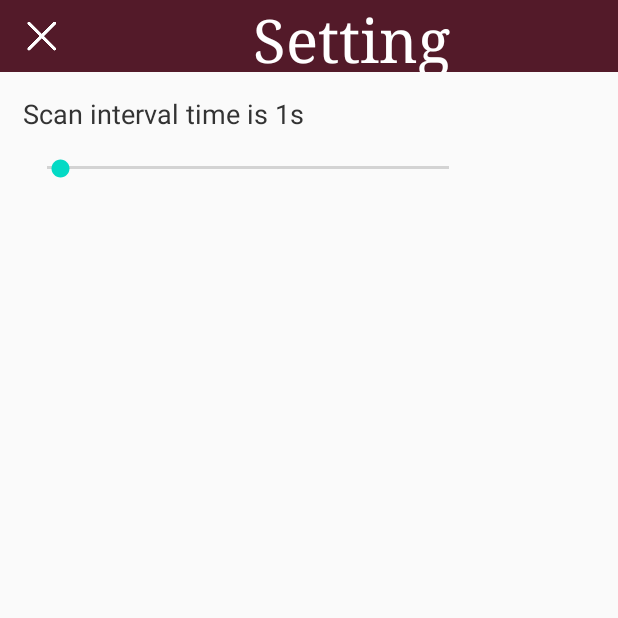
After one commit to PhoneBarcodeScanner/BarcodeScanner, an Android app: the SettingActivity screen opened directly, with no data from a screen before it, on a phone screen of 412 x 824 dp, the top half of it. The commit adds this screen. Run offline under Robolectric (Android 15) with nearby library versions, the phone set to English and light mode, and no system bars.

Commit message:
update-6

```diff
--- a/app/src/main/java/com/example/timbersmartbarcodescanner/BarcodeScannerDB.java
+++ b/app/src/main/java/com/example/timbersmartbarcodescanner/BarcodeScannerDB.java
@@ -5,6 +5,7 @@ import android.content.Context;
 import androidx.room.Database;
 import androidx.room.Room;
 import androidx.room.RoomDatabase;
+
 
 @Database(entities = {Stocktake.class, Area.class, Barcode.class}, version = 1)
 public abstract class BarcodeScannerDB extends RoomDatabase{
@@ -23,7 +24,7 @@ public abstract class BarcodeScannerDB extends RoomDatabase{
         return instance;
     }
 
-     static void closeDatabase() {
+    static void closeDatabase() {
         if (instance != null) {
             instance.close();
             instance = null;
--- /dev/null
+++ b/app/src/main/java/com/example/timbersmartbarcodescanner/SettingActivity.java
@@ -0,0 +1,65 @@
+package com.example.timbersmartbarcodescanner;
+
+import android.content.Context;
+import android.content.SharedPreferences;
+import android.os.Bundle;
+import android.widget.SeekBar;
+import android.widget.TextView;
+
+import androidx.appcompat.app.ActionBar;
+import androidx.appcompat.app.AppCompatActivity;
+import androidx.appcompat.widget.Toolbar;
+
+public class SettingActivity extends AppCompatActivity {
+
+    private Toolbar toolbar;
+    private TextView tvTitle;
+    private TextView tvDesc;
+    private SeekBar sbTime;
+
+    @Override
+    protected void onCreate(Bundle savedInstanceState) {
+        super.onCreate(savedInstanceState);
+        setContentView(R.layout.activity_setting);
+        toolbar = findViewById(R.id.toolbar);
+        tvTitle = findViewById(R.id.tvTitle);
+        tvDesc = findViewById(R.id.tvDesc);
+        sbTime = findViewById(R.id.sbTime);
+        setSupportActionBar(toolbar);
+        ActionBar actionBar = getSupportActionBar();
+        if (tvTitle != null) {
+            tvTitle.setText("Setting");
+        }
+        if (actionBar != null) {
+            actionBar.setHomeAsUpIndicator(R.mipmap.ic_back);
+            actionBar.setDisplayShowTitleEnabled(false);
+            actionBar.setDisplayHomeAsUpEnabled(true);
+        }
+        toolbar.setNavigationOnClickListener(view -> finish());
+
+
+        SharedPreferences sp = getSharedPreferences("Scan interval", Context.MODE_PRIVATE);
+        SharedPreferences.Editor editor = sp.edit();
+        sbTime.setOnSeekBarChangeListener(new SeekBar.OnSeekBarChangeListener() {
+            @Override
+            public void onProgressChanged(SeekBar seekBar, int progress, boolean fromUser) {
+                int ii = progress + 1;
+                tvDesc.setText("Scan interval time is " + ii + "s");
+                editor.putLong("Scan interval time", ii * 1000);
+                editor.apply();
+            }
+
+            @Override
+            public void onStartTrackingTouch(SeekBar seekBar) {
+
+            }
+
+            @Override
+            public void onStopTrackingTouch(SeekBar seekBar) {
+
+            }
+        });
+    }
+
+
+}
--- /dev/null
+++ b/app/src/main/res/layout/activity_setting.xml
@@ -0,0 +1,52 @@
+<?xml version="1.0" encoding="utf-8"?>
+<androidx.constraintlayout.widget.ConstraintLayout xmlns:android="http://schemas.android.com/apk/res/android"
+    xmlns:app="http://schemas.android.com/apk/res-auto"
+    xmlns:tools="http://schemas.android.com/tools"
+    android:layout_width="match_parent"
+    android:layout_height="match_parent"
+    tools:context=".SettingActivity">
+
+    <androidx.appcompat.widget.Toolbar
+        android:id="@+id/toolbar"
+        android:layout_width="match_parent"
+        android:layout_height="48dp"
+        app:contentInsetStartWithNavigation="0dp"
+        android:background="@color/colorTimberSmartPurple"
+        app:layout_constraintTop_toTopOf="parent"
+        app:popupTheme="@style/AppTheme.PopupOverlay">
+
+        <TextView
+            android:id="@+id/tvTitle"
+            android:layout_width="match_parent"
+            android:layout_height="match_parent"
+            android:layout_marginTop="0dp"
+            android:fontFamily="serif"
+            android:gravity="center|top"
+            android:textColor="@color/colorTimberSmartWhite"
+            android:textSize="40sp" />
+    </androidx.appcompat.widget.Toolbar>
+
+    <TextView
+        android:id="@+id/tvDesc"
+        android:layout_width="wrap_content"
+        android:layout_height="wrap_content"
+        android:layout_margin="15dp"
+        android:text="Scan interval time is 1s"
+        android:textColor="#333333"
+        android:textSize="18sp"
+        app:layout_constraintStart_toStartOf="parent"
+        app:layout_constraintTop_toBottomOf="@id/toolbar" />
+
+    <SeekBar
+        android:id="@+id/sbTime"
+        android:layout_width="300dp"
+        android:layout_height="wrap_content"
+        android:layout_marginTop="15dp"
+        android:focusable="true"
+        android:max="5"
+        android:maxHeight="8dp"
+        android:thumbOffset="0dp"
+        app:layout_constraintStart_toStartOf="@id/tvDesc"
+        app:layout_constraintTop_toBottomOf="@id/tvDesc" />
+
+</androidx.constraintlayout.widget.ConstraintLayout>
```
Also changed, not shown: app/src/main/AndroidManifest.xml (+7 -6 lines), app/src/main/java/com/example/timbersmartbarcodescanner/ScanningScreen.java (+35 -9 lines), app/src/main/java/com/example/timbersmartbarcodescanner/scan/BarcodeScannerActivity.java (+25 -9 lines), app/src/main/res/layout/activity_scanning_screen.xml (+16 -16 lines), app/src/main/res/menu/menu.xml (+7 -3 lines), app/src/main/res/mipmap-xxhdpi/ic_setting.png (added).
